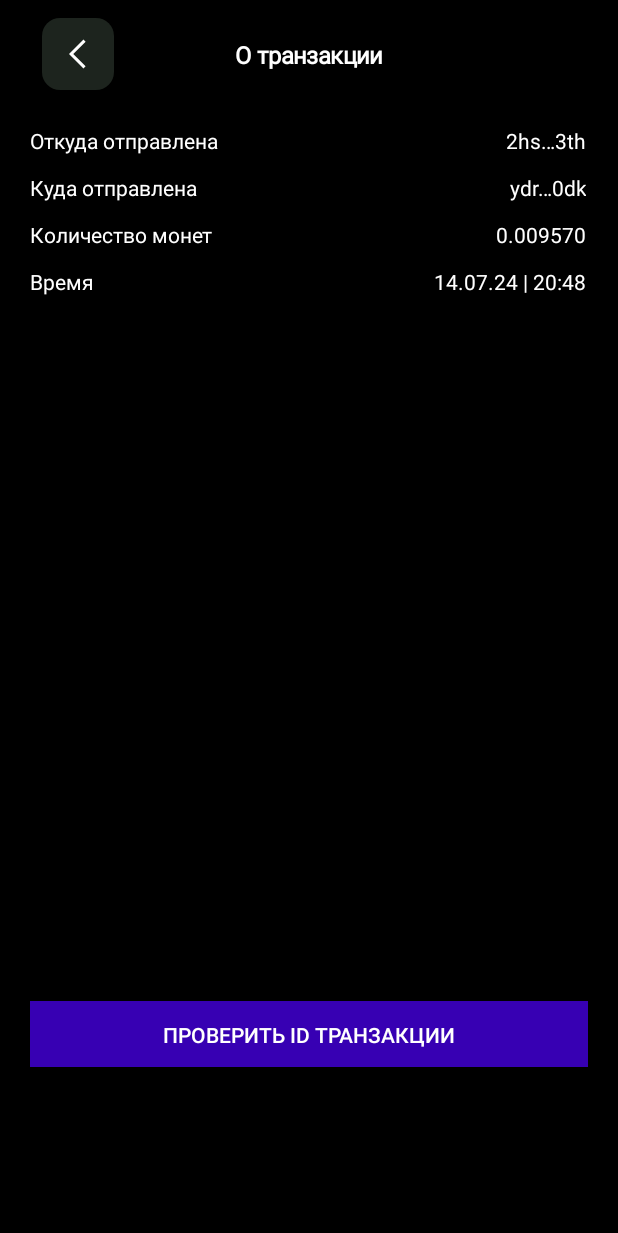
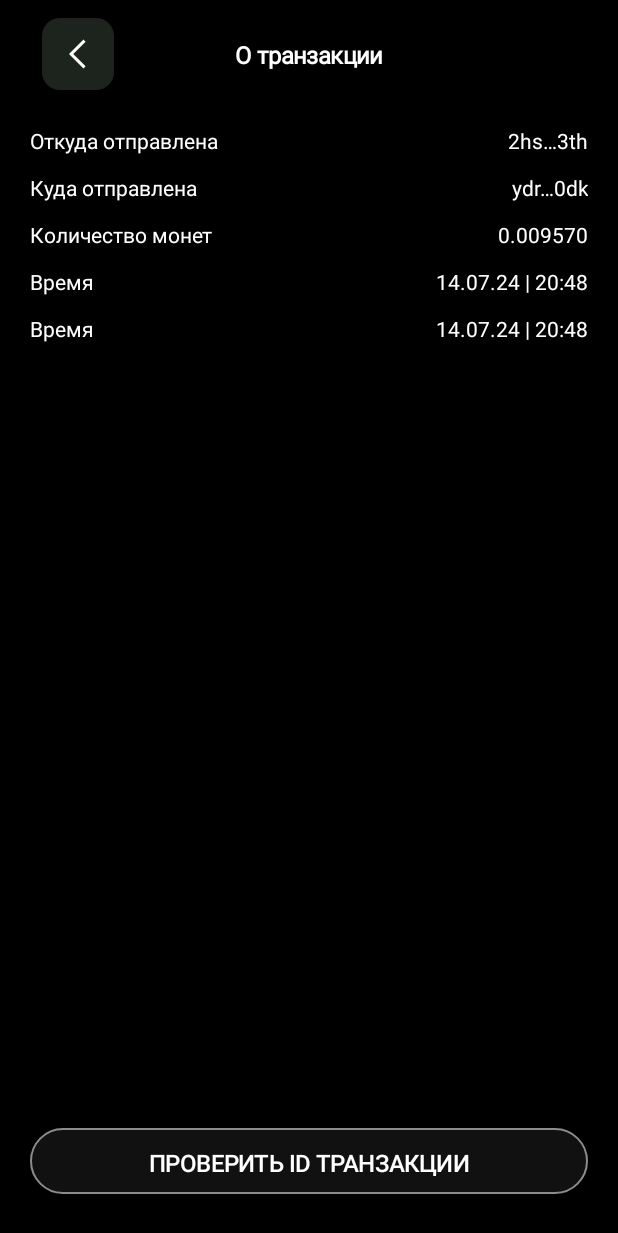
Before and after one commit to rozhedev/wallet_app_layout, an Android app built with Jetpack Compose: the layout transaction_info.xml on its own in the app's theme, with its tools: preview values and no code run, on a phone screen of 412 x 824 dp. Shown: the top 1233 px of the screen. Run offline under Robolectric (Android 15) with nearby library versions, the phone set to English and light mode, and no system bars.

Commit message:
Transfer common styles to themes.xml

```diff
--- /dev/null
+++ b/app/src/main/res/drawable/ghost_btn.xml
@@ -0,0 +1,6 @@
+<?xml version="1.0" encoding="utf-8"?>
+<shape xmlns:android="http://schemas.android.com/apk/res/android">
+    <corners android:radius="100dp"/>
+    <stroke android:width="1dp" android:color="#8C8C8C"/>
+    <solid android:color="#121111" />
+</shape>
--- a/app/src/main/res/layout/transaction_info.xml
+++ b/app/src/main/res/layout/transaction_info.xml
@@ -18,28 +18,25 @@
         android:orientation="vertical">
 
         <ImageButton
-            android:id="@+id/imageButton"
+            style="@style/LayoutAppearance.Wallet_app.HeaderActionIconLeft"
             android:layout_width="wrap_content"
             android:layout_height="wrap_content"
-            android:background="@drawable/rect_rounded_icon_wrapper"
+            android:id="@+id/imageButton"
             android:contentDescription="@string/img_content_arrow_back"
-            android:padding="12dp"
             android:src="@drawable/ic_arrow_back"
             app:layout_constraintBottom_toBottomOf="parent"
             app:layout_constraintStart_toStartOf="parent"
-            app:layout_constraintTop_toTopOf="parent" />
+            app:layout_constraintTop_toTopOf="parent"
+            />
 
         <TextView
+            style="@style/TextAppearance.Wallet_app.AppTitle"
             android:layout_width="wrap_content"
             android:layout_height="wrap_content"
+
             android:layout_gravity="center_horizontal"
-            android:fontFamily="@font/roboto_regular"
-            android:letterSpacing="-0.025"
-            android:lineSpacingExtra="18.75sp"
             android:text="@string/transaction_info__title"
             android:textColor="@color/white"
-            android:textSize="16sp"
-            android:textStyle="bold"
             app:layout_constraintBottom_toBottomOf="@+id/imageButton"
             app:layout_constraintEnd_toEndOf="parent"
             app:layout_constraintStart_toStartOf="parent"
@@ -48,123 +45,126 @@
 
     <LinearLayout
         android:layout_width="match_parent"
+        android:layout_height="match_parent"
         android:layout_marginTop="16dp"
         android:layout_marginHorizontal="20dp"
-        android:layout_height="wrap_content"
         android:orientation="vertical"
         >
         <LinearLayout
-            android:layout_width="match_parent"
-            android:layout_height="wrap_content"
-            android:orientation="horizontal">
+            style="@style/LayoutAppearance.Wallet_app.TransInfoItem"
+            >
             <TextView
-                android:layout_width="207dp"
+                style="@style/LayoutAppearance.Wallet_app.TransInfoItem"
+                android:layout_width="0dp"
                 android:layout_height="wrap_content"
-                android:fontFamily="@font/roboto_regular"
-                android:lineSpacingExtra="16.8sp"
                 android:text="@string/transaction_info__item_send_from_label"
-                android:textAlignment="textStart"
-                android:textColor="@color/white"
-                android:textSize="14sp" />
+                android:layout_gravity="start"
+                android:layout_weight="1"
+                />
             <TextView
-                android:layout_width="163dp"
+                style="@style/LayoutAppearance.Wallet_app.TransInfoItem"
+                android:layout_width="0dp"
                 android:layout_height="wrap_content"
-                android:fontFamily="@font/roboto_regular"
-                android:lineSpacingExtra="16.8sp"
                 android:text="@string/transaction_info__item_send_from_value"
                 android:textAlignment="textEnd"
-                android:textColor="@color/white"
-                android:textSize="14sp" />
+                android:layout_gravity="end"
+                android:layout_weight="1"
+                />
         </LinearLayout>
         <LinearLayout
-            android:layout_width="match_parent"
-            android:layout_height="wrap_content"
-            android:orientation="horizontal"
+            style="@style/LayoutAppearance.Wallet_app.TransInfoItem"
             android:layout_marginTop="12dp">
             <TextView
-                android:layout_width="207dp"
+                style="@style/LayoutAppearance.Wallet_app.TransInfoItem"
+                android:layout_width="0dp"
                 android:layout_height="wrap_content"
-                android:fontFamily="@font/roboto_regular"
-                android:lineSpacingExtra="16.8sp"
                 android:text="@string/transaction_info__item_send_where_label"
                 android:textAlignment="textStart"
-                android:textColor="@color/white"
-                android:textSize="14sp" />
+                android:layout_weight="1"
+                 />
             <TextView
-                android:layout_width="163dp"
+                style="@style/LayoutAppearance.Wallet_app.TransInfoItem"
+                android:layout_width="0dp"
                 android:layout_height="wrap_content"
-                android:fontFamily="@font/roboto_regular"
-                android:lineSpacingExtra="16.8sp"
                 android:text="@string/transaction_info__item_send_where_value"
                 android:textAlignment="textEnd"
-                android:textColor="@color/white"
-                android:textSize="14sp" />
+                android:layout_weight="1"
+                 />
         </LinearLayout>
         <LinearLayout
-            android:layout_width="match_parent"
-            android:layout_height="wrap_content"
-            android:orientation="horizontal"
+            style="@style/LayoutAppearance.Wallet_app.TransInfoItem"
             android:layout_marginTop="12dp">
             <TextView
-                android:layout_width="207dp"
+                style="@style/LayoutAppearance.Wallet_app.TransInfoItem"
+                android:layout_width="0dp"
                 android:layout_height="wrap_content"
-                android:fontFamily="@font/roboto_regular"
-                android:lineSpacingExtra="16.8sp"
                 android:text="@string/transaction_info__item_amount_label"
                 android:textAlignment="textStart"
-                android:textColor="@color/white"
-                android:textSize="14sp" />
+                android:layout_weight="1"
+                 />
             <TextView
-                android:layout_width="163dp"
+                style="@style/LayoutAppearance.Wallet_app.TransInfoItem"
+                android:layout_width="0dp"
                 android:layout_height="wrap_content"
-                android:fontFamily="@font/roboto_regular"
-                android:lineSpacingExtra="16.8sp"
                 android:text="@string/transaction_info__item_amount_value"
                 android:textAlignment="textEnd"
-                android:textColor="@color/white"
-                android:textSize="14sp" />
+                android:layout_weight="1"
+                 />
         </LinearLayout>
         <LinearLayout
-            android:layout_width="match_parent"
-            android:layout_height="wrap_content"
-            android:orientation="horizontal"
+            style="@style/LayoutAppearance.Wallet_app.TransInfoItem"
             android:layout_marginTop="12dp">
             <TextView
-                android:layout_width="207dp"
+                style="@style/LayoutAppearance.Wallet_app.TransInfoItem"
+                android:layout_width="0dp"
                 android:layout_height="wrap_content"
-                android:fontFamily="@font/roboto_regular"
-                android:lineSpacingExtra="16.8sp"
                 android:text="@string/transaction_info__item_time_label"
                 android:textAlignment="textStart"
-                android:textColor="@color/white"
-                android:textSize="14sp" />
+                android:layout_weight="1"
+                />
             <TextView
-                android:layout_width="163dp"
+                style="@style/LayoutAppearance.Wallet_app.TransInfoItem"
+                android:layout_width="0dp"
                 android:layout_height="wrap_content"
-                android:fontFamily="@font/roboto_regular"
-                android:lineSpacingExtra="16.8sp"
                 android:text="@string/transaction_info__item_time_value"
                 android:textAlignment="textEnd"
-                android:textColor="@color/white"
-                android:textSize="14sp" />
+                android:layout_weight="1"
+                 />
         </LinearLayout>
-<!--   Rewrite uses Root Constraint Layout     -->
-        <View
-            android:layout_width="wrap_content"
-            android:layout_height="470dp"
-            android:visibility="invisible"/>
+       <LinearLayout
+           style="@style/LayoutAppearance.Wallet_app.TransInfoItem"
+           android:layout_marginTop="12dp">
+            <TextView
+                style="@style/LayoutAppearance.Wallet_app.TransInfoItem"
+                android:layout_width="0dp"
+                android:layout_height="wrap_content"
+                android:text="@string/transaction_info__item_time_label"
+                android:textAlignment="textStart"
+                android:layout_weight="1"
+                 />
+            <TextView
+                style="@style/LayoutAppearance.Wallet_app.TransInfoItem"
+                android:layout_width="0dp"
+                android:layout_height="wrap_content"
+                android:text="@string/transaction_info__item_time_value"
+                android:textAlignment="textEnd"
+                android:layout_weight="1"
+                />
+        </LinearLayout>
+
         <LinearLayout
             android:layout_width="match_parent"
-            android:layout_height="wrap_content"
-            android:orientation="horizontal"
+            android:layout_height="match_parent"
+            android:orientation="vertical"
+            android:layout_marginBottom="28dp"
+            android:gravity="bottom"
             >
             <Button
+                style="@style/UIAppearance.Wallet_app.GhostBtn"
                 android:layout_width="match_parent"
                 android:layout_height="44dp"
-                android:padding="12.5dp"
                 android:text="@string/transaction_info__check_btn_label"
-                android:background="@color/purple_700"
-                android:textColor="@color/white"
+                android:layout_gravity="bottom"
                />
         </LinearLayout>
     </LinearLayout>
--- a/app/src/main/res/values/themes.xml
+++ b/app/src/main/res/values/themes.xml
@@ -2,4 +2,59 @@
 <resources>
 
     <style name="Theme.Wallet_app" parent="android:Theme.Material.Light.NoActionBar" />
+
+    <!--  Layout Appearance-->
+    <style name="LayoutAppearance.Wallet_app.WrapContent" parent="Theme.Wallet_app">
+        <item name="android:layout_width">wrap_content</item>
+        <item name="android:layout_height">wrap_content</item>
+    </style>
+    <style name="LayoutAppearance.Wallet_app.MatchParent" parent="Theme.Wallet_app">
+        <item name="android:layout_width">match_parent</item>
+        <item name="android:layout_height">match_parent</item>
+    </style>
+
+    <!--  Transaction Info Item  -->
+    <style name="LayoutAppearance.Wallet_app.TransInfoItem" parent="Theme.Wallet_app">
+        <item name="android:layout_width">match_parent</item>
+        <item name="android:layout_height">wrap_content</item>
+        <item name="android:orientation">horizontal</item>
+        <item name="android:textColor">@color/white</item>
+    </style>
+
+
+    <!-- UI Appearance -->
+    <style name="LayoutAppearance.Wallet_app.HeaderActionIconLeft" parent="Theme.Wallet_app">
+            <item name="android:background">@drawable/rect_rounded_icon_wrapper</item>
+            <item name="android:padding">12dp</item>
+    </style>
+
+    <!-- Text Appearance for App Title -->
+    <style name="TextAppearance.Wallet_app.AppTitle" parent="Widget.AppCompat.TextView">
+        <item name="android:fontFamily">@font/roboto_regular</item>
+        <item name="android:letterSpacing">-0.025</item>
+        <item name="android:lineSpacingExtra">18.75sp</item>
+        <item name="android:textSize">16sp</item>
+        <item name="android:textStyle">bold</item>
+    </style>
+
+    <!--  Transaction Info Item  -->
+    <style name="LayoutAppearance.Wallet_app.TextView" parent="Widget.AppCompat.TextView">
+        <item name="android:fontFamily">@font/roboto_regular</item>
+        <item name="android:lineSpacingExtra">16.8sp</item>
+        <item name="android:textAlignment">textStart</item>
+        <item name="android:textSize">14sp</item>
+    </style>
+
+    <!-- Button Appearance -->
+    <style name="UIAppearance.Wallet_app.GhostBtn" parent="Widget.AppCompat.Button">
+        <item name="android:paddingStart">16dp</item>
+        <item name="android:paddingEnd">16dp</item>
+        <item name="android:paddingTop">12dp</item>
+        <item name="android:paddingBottom">12dp</item>
+        <item name="android:textSize">16sp</item>
+        <item name="android:lineSpacingExtra">18.75sp</item>
+        <item name="android:letterSpacing">-0.025</item>
+        <item name="android:textColor">@color/white</item>
+        <item name="android:background">@drawable/ghost_btn</item>
+    </style>
 </resources>
```
